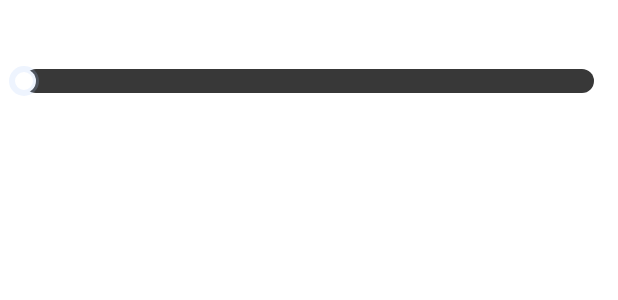
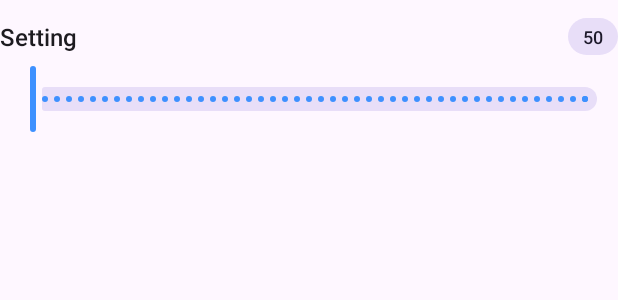
Before and after one commit to kallmek3nny/kallme-diffuse, an Android app: the layout item_slider.xml on its own in the app's theme, with its tools: preview values and no code run, on a phone screen of 412 x 824 dp. Shown: the top 300 px of the screen. Run offline under Robolectric (Android 15) with nearby library versions, the phone set to English and light mode, and no system bars.

Commit message:
ui: redesign settings with Material You

```diff
--- a/app/src/main/res/drawable/live_dot.xml
+++ b/app/src/main/res/drawable/live_dot.xml
@@ -1,5 +1,4 @@
 <?xml version="1.0" encoding="utf-8"?>
 <shape xmlns:android="http://schemas.android.com/apk/res/android" android:shape="oval">
-    <solid android:color="#FF83E6B2" />
-    <size android:width="7dp" android:height="7dp" />
+    <solid android:color="?attr/colorPrimary" />
 </shape>
--- a/app/src/main/res/drawable/renderer_pill.xml
+++ b/app/src/main/res/drawable/renderer_pill.xml
@@ -1,6 +1,5 @@
 <?xml version="1.0" encoding="utf-8"?>
-<shape xmlns:android="http://schemas.android.com/apk/res/android">
-    <solid android:color="#303A5F88" />
-    <corners android:radius="100dp" />
-    <stroke android:width="1dp" android:color="#557CABEE" />
+<shape xmlns:android="http://schemas.android.com/apk/res/android" android:shape="rectangle">
+    <solid android:color="?attr/colorSecondaryContainer" />
+    <corners android:radius="999dp" />
 </shape>
--- a/app/src/main/res/layout/item_slider.xml
+++ b/app/src/main/res/layout/item_slider.xml
@@ -1,20 +1,17 @@
 <?xml version="1.0" encoding="utf-8"?>
-<!--
-  One settings slider row. The label, value readout and range are bound in code by
-  MainActivity.bindSlider(), so a single layout serves every slider in the app.
--->
 <LinearLayout xmlns:android="http://schemas.android.com/apk/res/android"
+    xmlns:app="http://schemas.android.com/apk/res-auto"
     android:layout_width="match_parent"
     android:layout_height="wrap_content"
     android:orientation="vertical"
-    android:paddingTop="10dp"
-    android:paddingBottom="5dp">
+    android:paddingTop="12dp"
+    android:paddingBottom="8dp">
 
     <LinearLayout
         android:layout_width="match_parent"
         android:layout_height="wrap_content"
-        android:orientation="horizontal"
-        android:gravity="center_vertical">
+        android:gravity="center_vertical"
+        android:orientation="horizontal">
 
         <TextView
             android:id="@+id/sliderLabel"
@@ -22,38 +19,42 @@
             android:layout_height="wrap_content"
             android:layout_weight="1"
             android:text="Setting"
-            android:textColor="#FFFFFF"
-            android:textSize="15sp" />
+            android:textColor="?attr/colorOnSurface"
+            android:textSize="16sp"
+            android:fontFamily="sans-serif-medium" />
 
         <TextView
             android:id="@+id/sliderValue"
             android:layout_width="wrap_content"
             android:layout_height="wrap_content"
             android:layout_marginStart="12dp"
+            android:background="@drawable/renderer_pill"
+            android:paddingStart="10dp"
+            android:paddingTop="4dp"
+            android:paddingEnd="10dp"
+            android:paddingBottom="4dp"
             android:text="50"
-            android:textColor="#8AFFFFFF"
-            android:textSize="14sp"
-            android:fontFamily="monospace" />
+            android:textColor="?attr/colorOnSecondaryContainer"
+            android:textSize="12sp"
+            android:fontFamily="sans-serif-medium" />
     </LinearLayout>
 
     <TextView
         android:id="@+id/sliderCaption"
         android:layout_width="match_parent"
         android:layout_height="wrap_content"
-        android:layout_marginTop="1dp"
-        android:textColor="#66FFFFFF"
+        android:layout_marginTop="3dp"
+        android:textColor="?attr/colorOnSurfaceVariant"
         android:textSize="12sp"
-        android:lineSpacingExtra="2dp"
+        android:lineSpacingExtra="1dp"
         android:visibility="gone" />
 
-    <SeekBar
+    <com.google.android.material.slider.Slider
         android:id="@+id/sliderBar"
         android:layout_width="match_parent"
         android:layout_height="wrap_content"
-        android:layout_marginTop="2dp"
-        android:minHeight="42dp"
-        android:max="100"
-        android:progressDrawable="@drawable/slider_track"
-        android:thumb="@drawable/slider_thumb"
-        android:splitTrack="false" />
+        android:layout_marginTop="5dp"
+        android:valueFrom="0"
+        android:valueTo="100"
+        android:stepSize="1" />
 </LinearLayout>
--- a/app/src/main/res/values/themes.xml
+++ b/app/src/main/res/values/themes.xml
@@ -1,13 +1,13 @@
 <resources xmlns:tools="http://schemas.android.com/tools">
-    <style name="Theme.DiffuseReborn" parent="Theme.MaterialComponents.DayNight.NoActionBar">
+    <style name="Theme.DiffuseReborn" parent="Theme.Material3.DayNight.NoActionBar">
         <item name="colorPrimary">@color/samsung_blue</item>
-        <item name="colorPrimaryVariant">@color/oneui_surface_dark</item>
-        <item name="colorOnPrimary">@color/white</item>
         <item name="colorSecondary">@color/samsung_blue</item>
-        <item name="colorSecondaryVariant">@color/oneui_surface_dark</item>
-        <item name="colorOnSecondary">@color/white</item>
+        <item name="android:fontFamily">sans</item>
+        <item name="android:windowActionModeOverlay">true</item>
         <item name="android:statusBarColor">@android:color/transparent</item>
         <item name="android:navigationBarColor">@android:color/transparent</item>
         <item name="android:windowLightStatusBar">false</item>
+        <item name="android:windowLightNavigationBar">false</item>
+        <item name="android:windowNoTitle">true</item>
     </style>
 </resources>
```
Also changed, not shown: app/src/main/java/com/gushypushy/diffusereborn/MainActivity.kt (+30 -28 lines), app/src/main/res/drawable/bottom_action_scrim.xml (+2 -6 lines), app/src/main/res/drawable/glass_panel.xml (+4 -11 lines), app/src/main/res/layout/activity_main.xml (+26 -26 lines), app/src/main/res/layout/item_switch.xml (+15 -17 lines), app/src/main/res/values/styles_settings.xml (+30 -35 lines).
